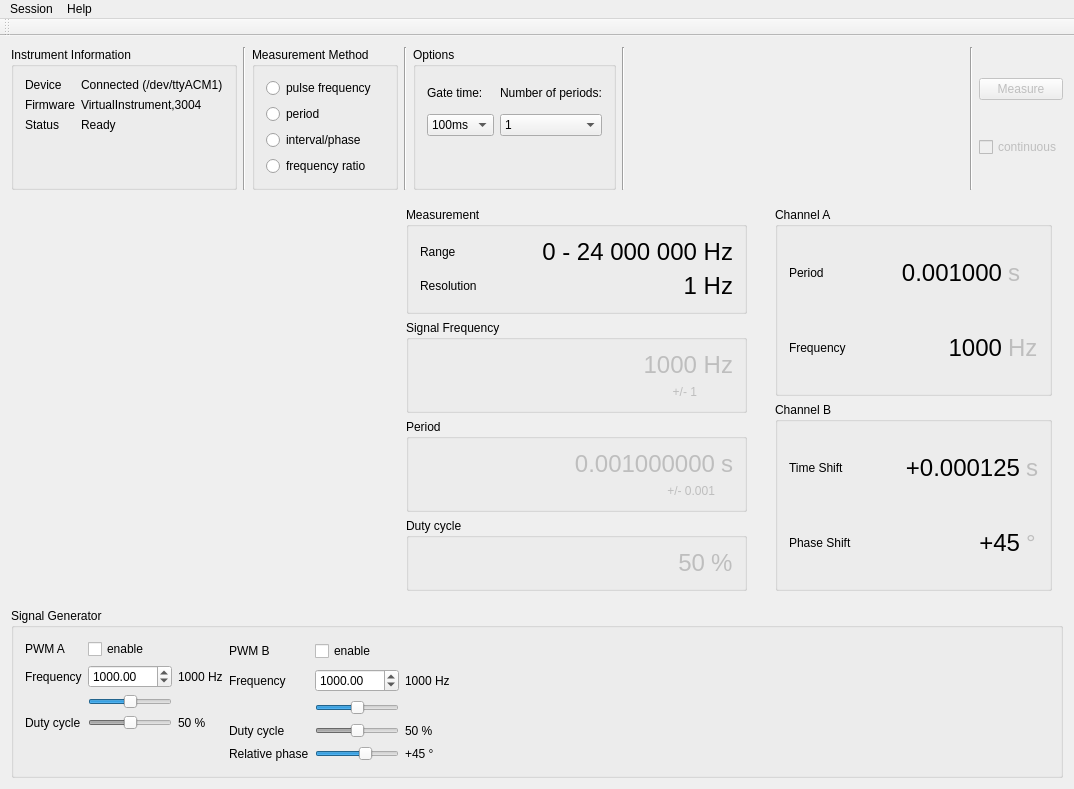
Before: the Qt Designer form gui/mainwindow.ui in mcejp/virtual-counter, drawn with Qt 5.
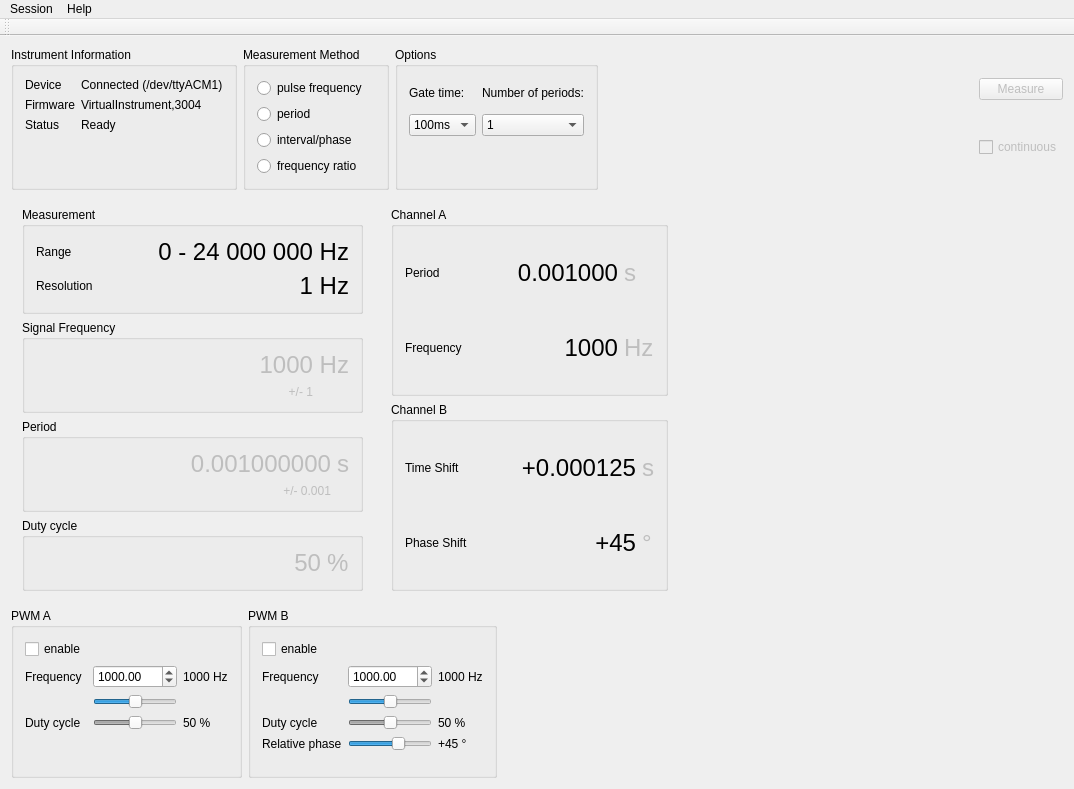
After: the same form once the commit is applied. Custom widgets are drawn as their Qt base class.

Commit message: Moar rework

The edit to the form file:
```diff
--- a/gui/mainwindow.ui
+++ b/gui/mainwindow.ui
@@ -72,13 +72,6 @@
         </layout>
        </widget>
       </item>
-      <item>
-       <widget class="Line" name="line_2">
-        <property name="orientation">
-         <enum>Qt::Vertical</enum>
-        </property>
-       </widget>
-      </item>
       <item>
        <widget class="QGroupBox" name="groupBox_11">
         <property name="title">
@@ -120,13 +113,6 @@
         </layout>
        </widget>
       </item>
-      <item>
-       <widget class="Line" name="line">
-        <property name="orientation">
-         <enum>Qt::Vertical</enum>
-        </property>
-       </widget>
-      </item>
       <item>
        <widget class="QGroupBox" name="groupBox">
         <property name="title">
@@ -233,13 +219,6 @@
         </layout>
        </widget>
       </item>
-      <item>
-       <widget class="Line" name="line_3">
-        <property name="orientation">
-         <enum>Qt::Vertical</enum>
-        </property>
-       </widget>
-      </item>
       <item>
        <spacer name="horizontalSpacer_2">
         <property name="orientation">
@@ -253,13 +232,6 @@
         </property>
        </spacer>
       </item>
-      <item>
-       <widget class="Line" name="line_4">
-        <property name="orientation">
-         <enum>Qt::Vertical</enum>
-        </property>
-       </widget>
-      </item>
       <item>
        <layout class="QVBoxLayout" name="verticalLayout_3">
         <item>
@@ -287,10 +259,7 @@
      </layout>
     </item>
     <item>
-     <layout class="QHBoxLayout" name="measurementShelf" stretch="1,0,0">
-      <item>
-       <widget class="QCustomPlot" name="meausrementPlot" native="true"/>
-      </item>
+     <layout class="QHBoxLayout" name="measurementShelf" stretch="0,0,1">
       <item>
        <widget class="QWidget" name="frequencyMeasurementRack" native="true">
         <layout class="QVBoxLayout" name="_2">
@@ -695,22 +664,32 @@
         </layout>
        </widget>
       </item>
+      <item>
+       <widget class="QCustomPlot" name="meausrementPlot" native="true"/>
+      </item>
      </layout>
     </item>
     <item>
-     <layout class="QVBoxLayout" name="verticalLayout">
+     <layout class="QHBoxLayout" name="horizontalLayout_5" stretch="0,0,1">
       <item>
-       <widget class="QGroupBox" name="groupBox_2">
+       <widget class="QGroupBox" name="groupBox_3">
         <property name="title">
-         <string>Signal Generator</string>
+         <string>PWM A</string>
         </property>
-        <layout class="QHBoxLayout" name="horizontalLayout_2" stretch="0,0,1">
+        <layout class="QHBoxLayout" name="horizontalLayout_6">
          <item>
           <layout class="QGridLayout" name="gridLayout">
            <property name="rightMargin">
             <number>0</number>
            </property>
-           <item row="1" column="1">
+           <item row="0" column="0">
+            <widget class="QCheckBox" name="checkBox">
+             <property name="text">
+              <string>enable</string>
+             </property>
+            </widget>
+           </item>
+           <item row="2" column="1">
             <widget class="QDoubleSpinBox" name="pwmFreqSpinner">
              <property name="maximum">
               <double>48000000.000000000000000</double>
@@ -720,21 +699,34 @@
              </property>
             </widget>
            </item>
-           <item row="3" column="0">
+           <item row="4" column="0">
             <widget class="QLabel" name="label_4">
              <property name="text">
               <string>Duty cycle</string>
              </property>
             </widget>
            </item>
-           <item row="3" column="2">
+           <item row="5" column="1">
+            <spacer name="verticalSpacer_3">
+             <property name="orientation">
+              <enum>Qt::Vertical</enum>
+             </property>
+             <property name="sizeHint" stdset="0">
+              <size>
+               <width>20</width>
+               <height>40</height>
+              </size>
+             </property>
+            </spacer>
+           </item>
+           <item row="4" column="2">
             <widget class="QLabel" name="label_5">
              <property name="text">
               <string>50 %</string>
              </property>
             </widget>
            </item>
-           <item row="3" column="1">
+           <item row="4" column="1">
             <widget class="QSlider" name="horizontalSlider">
              <property name="enabled">
               <bool>false</bool>
@@ -750,46 +742,48 @@
              </property>
             </widget>
            </item>
-           <item row="0" column="0">
-            <widget class="QLabel" name="label_6">
-             <property name="text">
-              <string>PWM A</string>
+           <item row="3" column="1">
+            <widget class="QSlider" name="horizontalSlider_2">
+             <property name="value">
+              <number>50</number>
+             </property>
+             <property name="orientation">
+              <enum>Qt::Horizontal</enum>
              </property>
             </widget>
            </item>
-           <item row="1" column="2">
+           <item row="2" column="2">
             <widget class="QLabel" name="pwmFrequencyInfo">
              <property name="text">
               <string>1000 Hz</string>
              </property>
             </widget>
            </item>
-           <item row="1" column="0">
+           <item row="2" column="0">
             <widget class="QLabel" name="label_2">
              <property name="text">
               <string>Frequency</string>
              </property>
             </widget>
            </item>
-           <item row="2" column="1">
-            <widget class="QSlider" name="horizontalSlider_2">
-             <property name="value">
-              <number>50</number>
-             </property>
-             <property name="orientation">
-              <enum>Qt::Horizontal</enum>
-             </property>
-            </widget>
-           </item>
-           <item row="0" column="1">
-            <widget class="QCheckBox" name="checkBox">
-             <property name="text">
-              <string>enable</string>
-             </property>
-            </widget>
-           </item>
-           <item row="4" column="1">
-            <spacer name="verticalSpacer_3">
+          </layout>
+         </item>
+        </layout>
+       </widget>
+      </item>
+      <item>
+       <widget class="QGroupBox" name="groupBox_12">
+        <property name="title">
+         <string>PWM B</string>
+        </property>
+        <layout class="QHBoxLayout" name="horizontalLayout_7">
+         <item>
+          <layout class="QGridLayout" name="gridLayout_2">
+           <property name="rightMargin">
+            <number>0</number>
+           </property>
+           <item row="6" column="1">
+            <spacer name="verticalSpacer_4">
              <property name="orientation">
               <enum>Qt::Vertical</enum>
              </property>
@@ -801,15 +795,15 @@
              </property>
             </spacer>
            </item>
-          </layout>
-         </item>
-         <item>
-          <layout class="QGridLayout" name="gridLayout_9">
-           <property name="rightMargin">
-            <number>0</number>
-           </property>
-           <item row="1" column="1">
-            <widget class="QDoubleSpinBox" name="pwmFreqSpinner_2">
+           <item row="4" column="0">
+            <widget class="QLabel" name="label_6">
+             <property name="text">
+              <string>Duty cycle</string>
+             </property>
+            </widget>
+           </item>
+           <item row="2" column="1">
+            <widget class="QDoubleSpinBox" name="pwmFreqSpinner_3">
              <property name="maximum">
               <double>48000000.000000000000000</double>
              </property>
@@ -818,46 +812,46 @@
              </property>
             </widget>
            </item>
-           <item row="3" column="2">
-            <widget class="QLabel" name="label_23">
+           <item row="3" column="1">
+            <widget class="QSlider" name="horizontalSlider_6">
+             <property name="value">
+              <number>50</number>
+             </property>
+             <property name="orientation">
+              <enum>Qt::Horizontal</enum>
+             </property>
+            </widget>
+           </item>
+           <item row="4" column="2">
+            <widget class="QLabel" name="label_28">
              <property name="text">
               <string>50 %</string>
              </property>
             </widget>
            </item>
-           <item row="2" column="1">
-            <widget class="QSlider" name="horizontalSlider_4">
-             <property name="value">
-              <number>50</number>
-             </property>
-             <property name="orientation">
-              <enum>Qt::Horizontal</enum>
-             </property>
-            </widget>
-           </item>
-           <item row="1" column="0">
-            <widget class="QLabel" name="label_27">
+           <item row="2" column="0">
+            <widget class="QLabel" name="label_29">
              <property name="text">
               <string>Frequency</string>
              </property>
             </widget>
            </item>
-           <item row="3" column="0">
-            <widget class="QLabel" name="label_7">
+           <item row="2" column="2">
+            <widget class="QLabel" name="pwmFrequencyInfo_3">
              <property name="text">
-              <string>Duty cycle</string>
+              <string>1000 Hz</string>
              </property>
             </widget>
            </item>
            <item row="0" column="0">
-            <widget class="QLabel" name="label_25">
+            <widget class="QCheckBox" name="checkBox_3">
              <property name="text">
-              <string>PWM B</string>
+              <string>enable</string>
              </property>
             </widget>
            </item>
-           <item row="3" column="1">
-            <widget class="QSlider" name="horizontalSlider_3">
+           <item row="4" column="1">
+            <widget class="QSlider" name="horizontalSlider_5">
              <property name="enabled">
               <bool>false</bool>
              </property>
@@ -872,28 +866,7 @@
              </property>
             </widget>
            </item>
-           <item row="1" column="2">
-            <widget class="QLabel" name="pwmFrequencyInfo_2">
-             <property name="text">
-              <string>1000 Hz</string>
-             </property>
-            </widget>
-           </item>
-           <item row="0" column="1">
-            <widget class="QCheckBox" name="checkBox_2">
-             <property name="text">
-              <string>enable</string>
-             </property>
-            </widget>
-           </item>
-           <item row="4" column="0">
-            <widget class="QLabel" name="label_9">
-             <property name="text">
-              <string>Relative phase</string>
-             </property>
-            </widget>
-           </item>
-           <item row="4" column="1">
+           <item row="5" column="1">
             <widget class="QSlider" name="relativePhase">
              <property name="minimum">
               <number>-180</number>
@@ -909,7 +882,14 @@
              </property>
             </widget>
            </item>
-           <item row="4" column="2">
+           <item row="5" column="0">
+            <widget class="QLabel" name="label_9">
+             <property name="text">
+              <string>Relative phase</string>
+             </property>
+            </widget>
+           </item>
+           <item row="5" column="2">
             <widget class="QLabel" name="relativePhaseDisplay">
              <property name="text">
               <string>+45 °</string>
@@ -918,12 +898,12 @@
            </item>
           </layout>
          </item>
-         <item>
-          <widget class="QCustomPlot" name="signalGeneratorPlot" native="true"/>
-         </item>
         </layout>
        </widget>
       </item>
+      <item>
+       <widget class="QCustomPlot" name="meausrementPlot_2" native="true"/>
+      </item>
      </layout>
     </item>
    </layout>
```
The commit also changes 1 other file.
